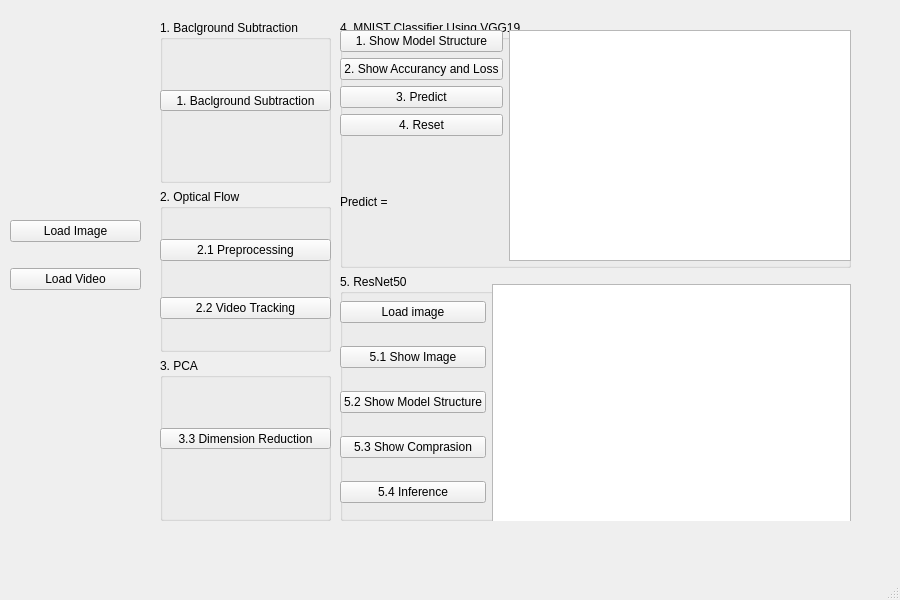
jimmylu890303/Computer_Vision_and_Deep_Learning, file hw2/hw2.ui: the form before one commit.
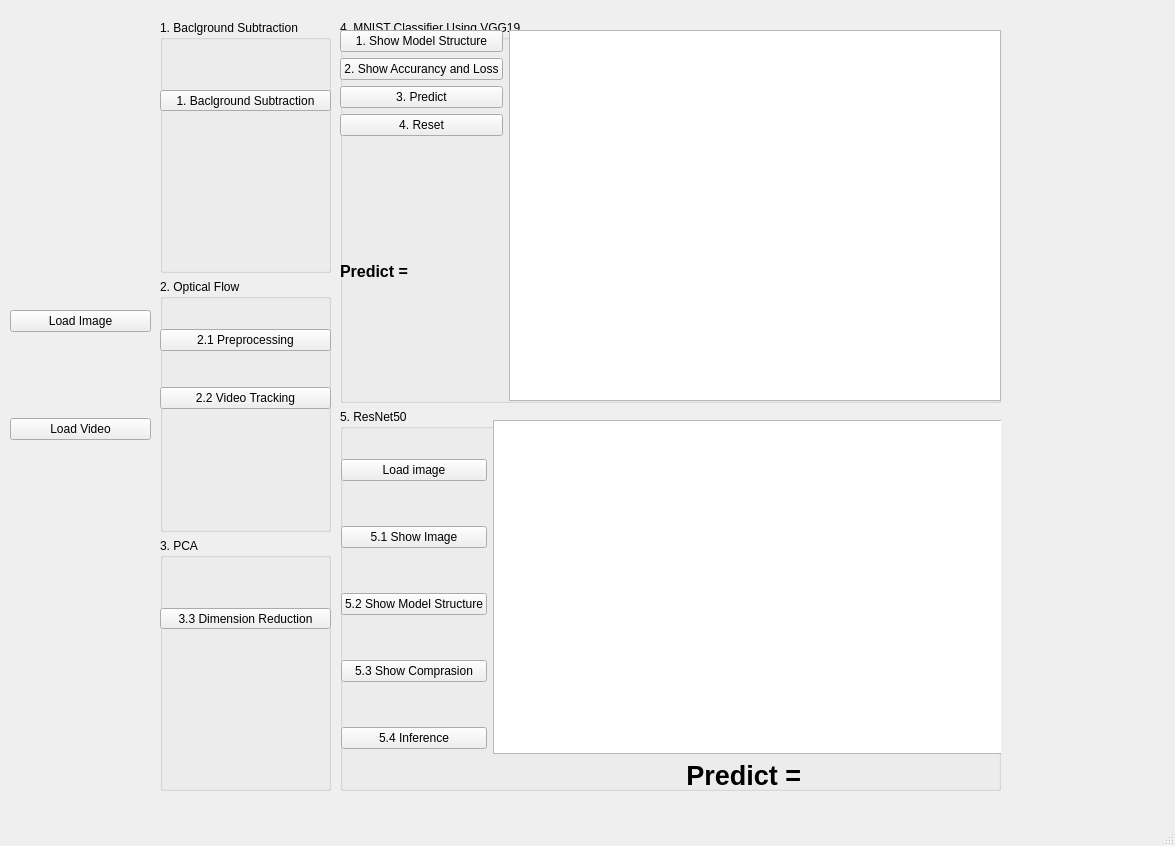
The form after the commit.

```diff
--- a/hw2/hw2.ui
+++ b/hw2/hw2.ui
@@ -6,8 +6,8 @@
    <rect>
     <x>0</x>
     <y>0</y>
-    <width>900</width>
-    <height>600</height>
+    <width>1175</width>
+    <height>846</height>
    </rect>
   </property>
   <property name="windowTitle">
@@ -18,9 +18,9 @@
     <property name="geometry">
      <rect>
       <x>10</x>
-      <y>200</y>
-      <width>131</width>
-      <height>111</height>
+      <y>230</y>
+      <width>141</width>
+      <height>291</height>
      </rect>
     </property>
     <layout class="QVBoxLayout" name="verticalLayout">
@@ -46,7 +46,7 @@
       <x>160</x>
       <y>20</y>
       <width>171</width>
-      <height>501</height>
+      <height>771</height>
      </rect>
     </property>
     <layout class="QVBoxLayout" name="verticalLayout_5">
@@ -130,8 +130,8 @@
      <rect>
       <x>340</x>
       <y>20</y>
-      <width>511</width>
-      <height>501</height>
+      <width>661</width>
+      <height>771</height>
      </rect>
     </property>
     <layout class="QVBoxLayout" name="verticalLayout_6">
@@ -145,8 +145,8 @@
          <rect>
           <x>0</x>
           <y>10</y>
-          <width>511</width>
-          <height>231</height>
+          <width>661</width>
+          <height>371</height>
          </rect>
         </property>
         <layout class="QHBoxLayout" name="sol4_layout">
@@ -182,6 +182,13 @@
            </item>
            <item>
             <widget class="QLabel" name="mnist_predict">
+             <property name="font">
+              <font>
+               <pointsize>12</pointsize>
+               <weight>75</weight>
+               <bold>true</bold>
+              </font>
+             </property>
              <property name="text">
               <string>Predict = </string>
              </property>
@@ -201,16 +208,16 @@
        <property name="title">
         <string>5. ResNet50</string>
        </property>
-       <widget class="QWidget" name="layoutWidget">
+       <widget class="QWidget" name="">
         <property name="geometry">
          <rect>
-          <x>0</x>
-          <y>10</y>
-          <width>511</width>
-          <height>241</height>
+          <x>1</x>
+          <y>11</y>
+          <width>661</width>
+          <height>371</height>
          </rect>
         </property>
-        <layout class="QHBoxLayout" name="horizontalLayout_2">
+        <layout class="QHBoxLayout" name="horizontalLayout">
          <item>
           <layout class="QVBoxLayout" name="verticalLayout_4">
            <item>
@@ -251,7 +258,28 @@
           </layout>
          </item>
          <item>
-          <widget class="QGraphicsView" name="graphicsView_2"/>
+          <layout class="QVBoxLayout" name="verticalLayout_8">
+           <item>
+            <widget class="QGraphicsView" name="input_img"/>
+           </item>
+           <item>
+            <widget class="QLabel" name="resnet_predict">
+             <property name="font">
+              <font>
+               <pointsize>20</pointsize>
+               <weight>75</weight>
+               <bold>true</bold>
+              </font>
+             </property>
+             <property name="text">
+              <string>Predict = </string>
+             </property>
+             <property name="alignment">
+              <set>Qt::AlignCenter</set>
+             </property>
+            </widget>
+           </item>
+          </layout>
          </item>
         </layout>
        </widget>
```
Left out of the diff: 12 changed lines with no effect on the pictures.
